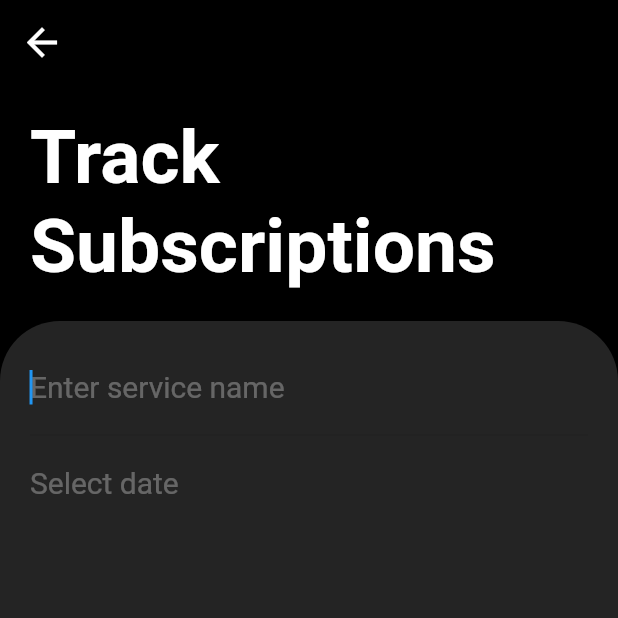
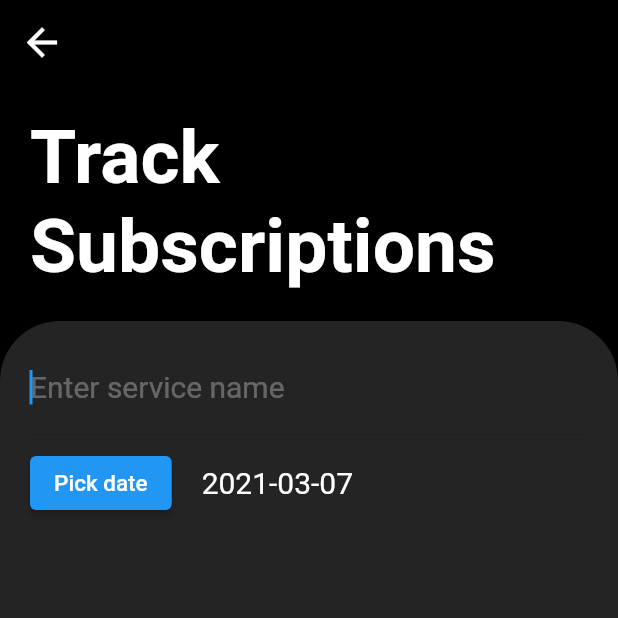
Before and after one commit to Tak1za/SubscriptionTracker, a Flutter app: the AddSubscription screen opened directly, on a phone screen of 412 x 824 dp, the top half of it. Run offline on Flutter 3.47's test engine with Material 2 defaults, Android fonts, the phone set to English and light mode, and no system bars.

Commit message:
Added date time file

```diff
--- a/lib/screens/add_subscription.dart
+++ b/lib/screens/add_subscription.dart
@@ -67,17 +67,29 @@ class _AddSubscriptionState extends State<AddSubscription> {
                           ),
                         ),
                         Divider(),
-                        TextField(
-                          decoration: InputDecoration(
-                            border: InputBorder.none,
-                            hintText: 'Select date',
-                            hintStyle: TextStyle(
-                              color: Colors.white30,
-                              fontSize: 20.0,
+                        Row(
+                          mainAxisAlignment: MainAxisAlignment.start,
+                          children: <Widget>[
+                            ElevatedButton(
+                                onPressed: () => _selectDate(context),
+                                child: Text(
+                                  'Pick date',
+                                  style: TextStyle(
+                                    fontSize: 15.0
+                                  ),
+                                )
                             ),
-                          ),
-                          style: TextStyle(color: Colors.white, fontSize: 20.0),
-                          onTap: () => _selectDate(context),
+                            SizedBox(
+                              width: 20.0,
+                            ),
+                            Text(
+                              "${selectedDate.toLocal()}".split(' ')[0],
+                              style: TextStyle(
+                                color: Colors.white,
+                                fontSize: 20.0
+                              ),
+                            )
+                          ],
                         )
                       ],
                     )),
--- a/pubspec.yaml
+++ b/pubspec.yaml
@@ -23,6 +23,7 @@ environment:
 dependencies:
   flutter:
     sdk: flutter
+  intl:
 
 
   # The following adds the Cupertino Icons font to your application.
```
Also changed, not shown: pubspec.lock.
